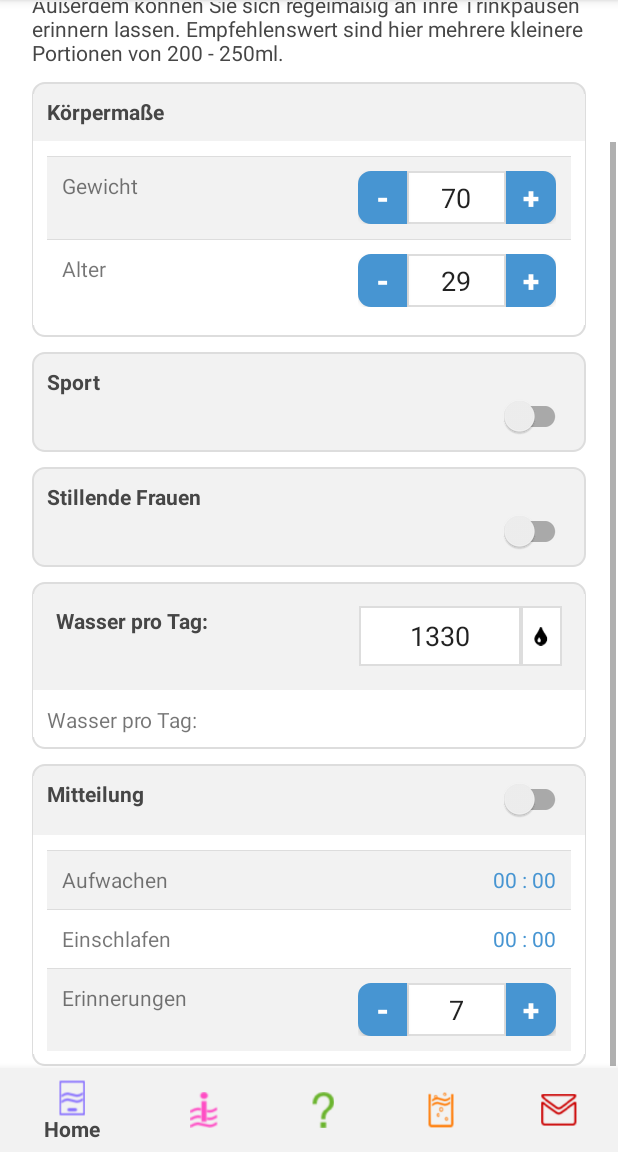
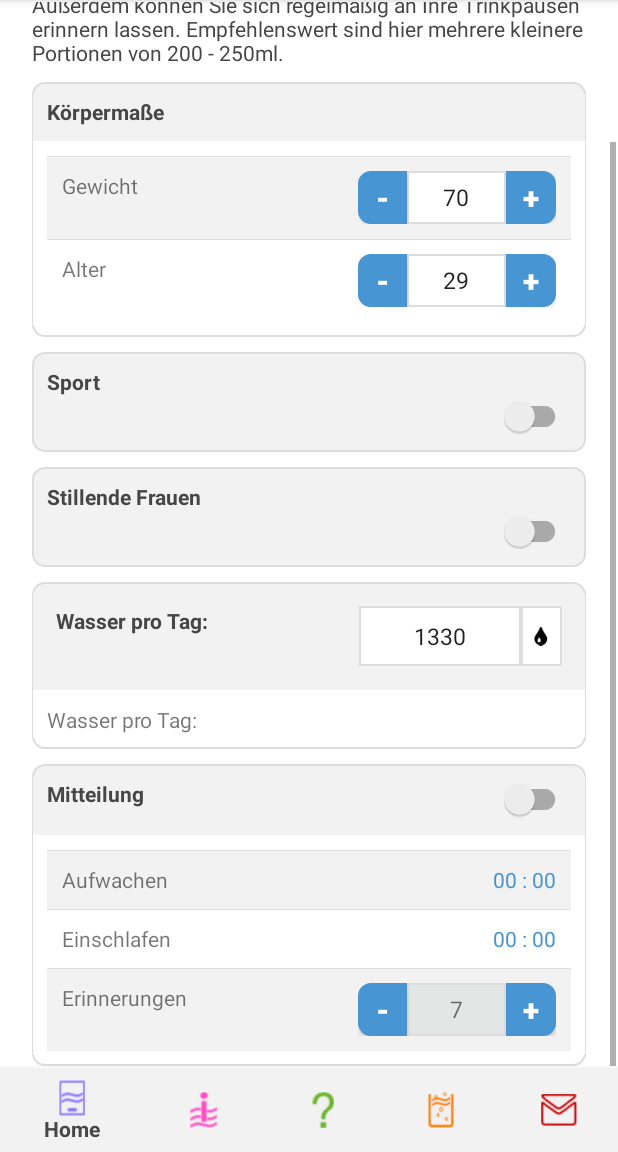
Before and after one commit to Tchoumi14/Wassertipps, an Android app: the fragment RechnerFragment placed in its activity, scrolled down 107 dp, on a phone screen of 412 x 824 dp, the part 84-1236 px from its top. Run offline under Robolectric (Android 15) with nearby library versions, the phone set to English and light mode, and no system bars; libraries missing offline, so code that uses them is left out: com.github.aakira.expandablelayout; network calls fail; 26 statements that could not run were skipped.

Commit message:
erinnerungen count, validation

```diff
--- /dev/null
+++ b/Wassertipps/app/src/main/res/drawable/erinnerung_textview.xml
@@ -0,0 +1,5 @@
+<?xml version="1.0" encoding="utf-8"?>
+<shape xmlns:android="http://schemas.android.com/apk/res/android">
+    <stroke android:width="1dp" android:color="?attr/lightBorderColor" />
+    <solid android:color="?attr/colorAppSecondary"/>
+</shape>
--- a/Wassertipps/app/src/main/res/layout/rechner_koerpermasse.xml
+++ b/Wassertipps/app/src/main/res/layout/rechner_koerpermasse.xml
@@ -56,6 +56,7 @@
                       android:layout_weight=".50"
                       android:layout_height="match_parent"
                       android:textAlignment="center"
+                      android:textSize="7pt"
                       android:id="@+id/gewicht_field"
                       android:inputType="number"
                       android:background="@drawable/input_box_styles"/>
@@ -99,6 +100,7 @@
                       android:layout_weight=".50"
                       android:layout_height="match_parent"
                       android:textAlignment="center"
+                      android:textSize="7pt"
                       android:id="@+id/alter_field"
                       android:inputType="number"
                       android:background="@drawable/input_box_styles"/>
--- a/Wassertipps/app/src/main/res/layout/rechner_mitteilungen.xml
+++ b/Wassertipps/app/src/main/res/layout/rechner_mitteilungen.xml
@@ -93,12 +93,13 @@
                         android:layout_height="match_parent"
                         android:id="@+id/erinnerungen_minus"
                         android:text="-"/>
-                <EditText android:layout_width="0dp"
+                <TextView android:layout_width="0dp"
                           android:layout_weight=".50"
                           android:layout_height="match_parent"
-                          android:textAlignment="center"
+                          android:textSize="7pt"
+                          android:gravity="center"
                           android:id="@+id/erinnerungen_field"
-                          android:background="@drawable/input_box_styles"/>
+                          android:background="@drawable/erinnerung_textview"/>
                 <Button android:layout_width="0dp"
                         android:layout_weight=".25"
                         android:textAlignment="center"
--- a/Wassertipps/app/src/main/res/layout/rechner_wasser.xml
+++ b/Wassertipps/app/src/main/res/layout/rechner_wasser.xml
@@ -32,6 +32,7 @@
                     android:textAlignment="center"
                     android:background="@drawable/input_box_styles"
                     android:inputType="number"
+                    android:textSize="7pt"
                     android:ems="10"
                     android:id="@+id/wasserprotag_field"/>
                 <ImageView android:layout_width="0dp"
```
Also changed, not shown: Wassertipps/app/src/main/java/com/zeitform/wasserapp/navfragments/RechnerFragment.kt (+30 -6 lines).
